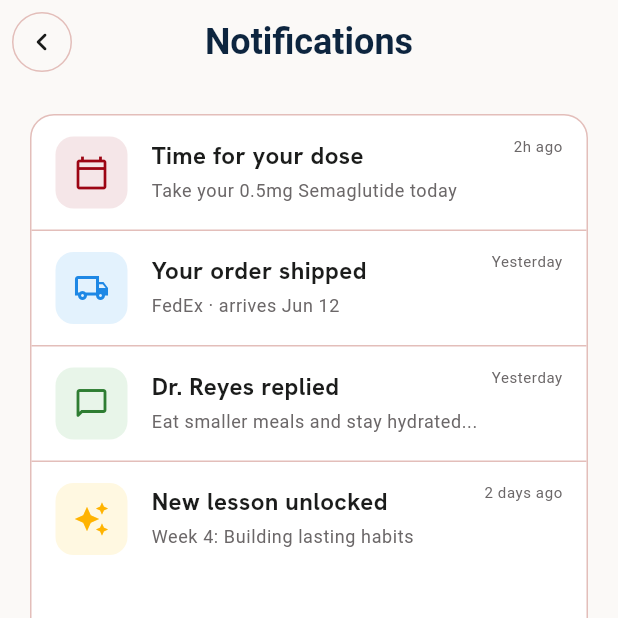
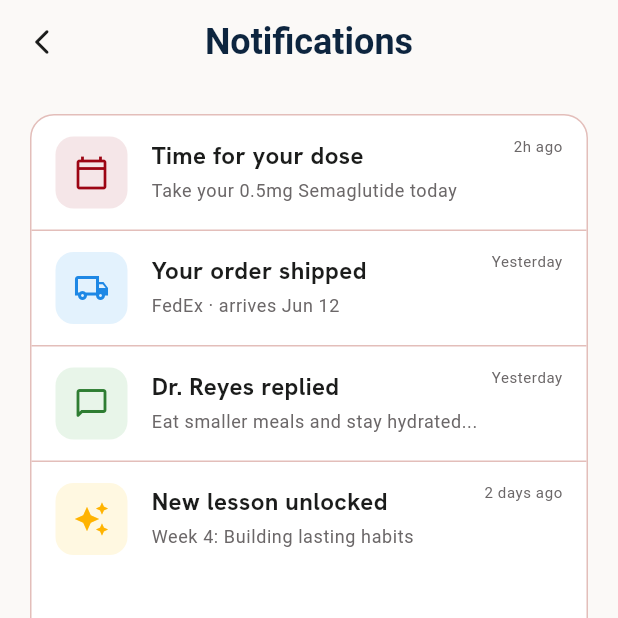
Before and after one commit to Santanu-002/inspirelymd_patient, a Flutter app: the NotificationsScreen screen opened by its route, on a phone screen of 412 x 824 dp, the top half of it. Run offline on Flutter 3.47's test engine with Material 3 defaults, Android fonts, the phone set to English and light mode, and no system bars; our stand-ins replace device_info_plus, dio, equatable, flutter_secure_storage, flutter_svg, fpdart and 9 more; accounts and stored records are empty.

Commit message:
fix: revert to default AppScaffold back button on notifications screen

```diff
--- a/lib/features/dashboard/presentation/screens/notifications_screen.dart
+++ b/lib/features/dashboard/presentation/screens/notifications_screen.dart
@@ -15,25 +15,8 @@ class NotificationsScreen extends GetView<NotificationsController> {
 
     return AppScaffold(
       useScrollView: true,
-      automaticallyImplyLeading: false,
-      leading: GestureDetector(
-        onTap: controller.triggerBack,
-        child: Container(
-          margin: const EdgeInsets.all(8),
-          decoration: BoxDecoration(
-            shape: BoxShape.circle,
-            border: Border.all(
-              color: theme.colorScheme.outlineVariant,
-              width: 1,
-            ),
-          ),
-          child: Icon(
-            Icons.chevron_left_rounded,
-            color: theme.colorScheme.onSurface,
-            size: 24,
-          ),
-        ),
-      ),
+      automaticallyImplyLeading: true,
+      onBackPressed: controller.triggerBack,
       titleWidget: Text(
         'Notifications',
         style: theme.textTheme.headlineSmall?.copyWith(
```
